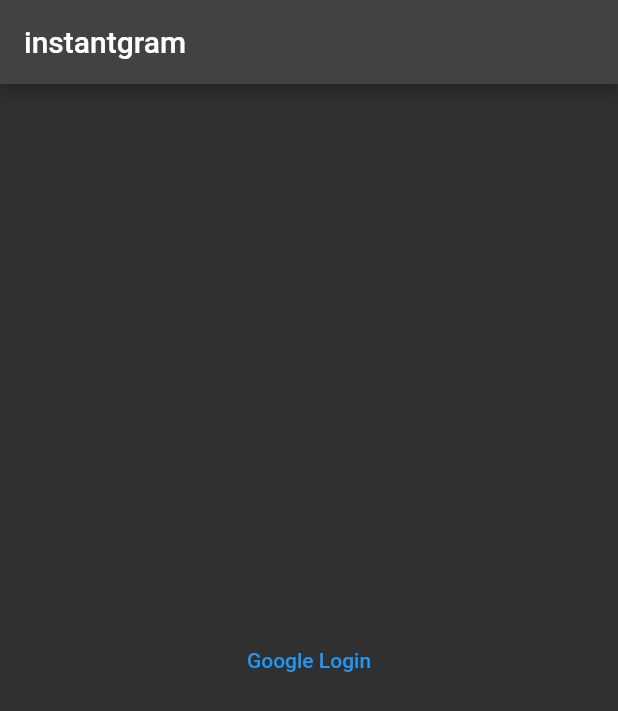
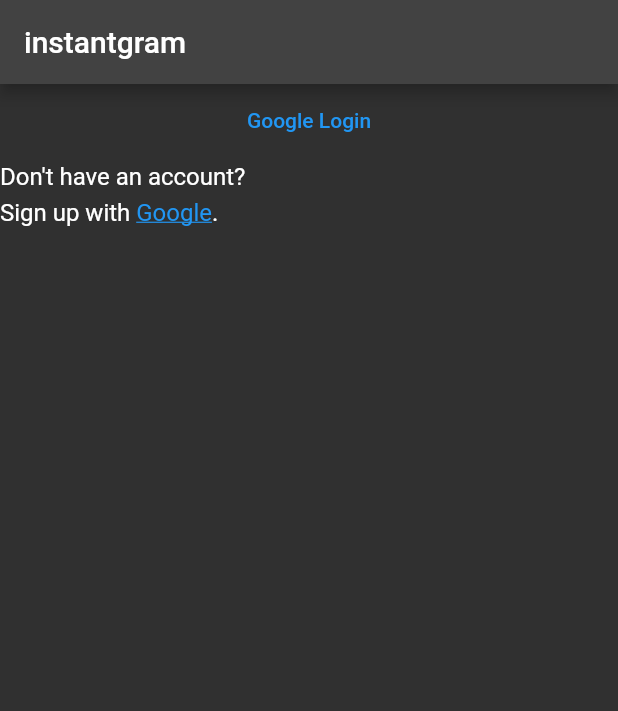
Before and after one commit to jinyongnan810/riverpod2, a Flutter app: the screen it shows after launch, on a phone screen of 412 x 824 dp. Shown: the top 711 px of the screen. Run offline on Flutter 3.47's test engine with Material 2 defaults, Android fonts, the phone set to English and light mode, and no system bars; our stand-ins replace cloud_firestore, firebase_auth, firebase_core, google_sign_in, hooks_riverpod; accounts and stored records are empty.

```diff
--- /dev/null
+++ b/instantgram/lib/components/base_text.dart
@@ -0,0 +1,26 @@
+import 'package:flutter/material.dart'
+    show Colors, TextDecoration, TextStyle, VoidCallback;
+import 'package:instantgram/components/link_text.dart';
+
+class BaseText {
+  final String text;
+  final TextStyle? style;
+
+  const BaseText({required this.text, this.style});
+  factory BaseText.plain(
+          {required String text, TextStyle? style = const TextStyle()}) =>
+      BaseText(text: text, style: style);
+  factory BaseText.link({
+    required String text,
+    TextStyle? style = const TextStyle(
+      color: Colors.blue,
+      decoration: TextDecoration.underline,
+    ),
+    required VoidCallback callback,
+  }) =>
+      LinkText(
+        text: text,
+        style: style,
+        callback: callback,
+      );
+}
--- /dev/null
+++ b/instantgram/lib/components/link_text.dart
@@ -0,0 +1,11 @@
+import 'package:flutter/foundation.dart';
+import 'package:instantgram/components/base_text.dart';
+
+class LinkText extends BaseText {
+  final VoidCallback callback;
+  const LinkText({
+    required super.text,
+    super.style,
+    required this.callback,
+  });
+}
--- /dev/null
+++ b/instantgram/lib/components/login_view_signup_links.dart
@@ -0,0 +1,27 @@
+import 'package:flutter/material.dart';
+import 'package:instantgram/components/base_text.dart';
+import 'package:instantgram/components/rich_text_widget.dart';
+import 'package:url_launcher/url_launcher_string.dart';
+
+class LoginViewSignupLinks extends StatelessWidget {
+  const LoginViewSignupLinks({super.key});
+
+  @override
+  Widget build(BuildContext context) {
+    return RichTextWidget(
+      commonStyle: Theme.of(context).textTheme.subtitle1?.copyWith(height: 1.5),
+      texts: [
+        BaseText.plain(text: "Don't have an account?\n"),
+        BaseText.plain(text: "Sign up with "),
+        BaseText.link(
+          text: "Google",
+          callback: () {
+            launchUrlString(
+                'https://accounts.google.com/signup/v2/webcreateaccount?flowName=GlifWebSignIn&flowEntry=SignUp');
+          },
+        ),
+        BaseText.plain(text: "."),
+      ],
+    );
+  }
+}
--- /dev/null
+++ b/instantgram/lib/components/rich_text_widget.dart
@@ -0,0 +1,35 @@
+import 'package:flutter/gestures.dart';
+import 'package:flutter/material.dart';
+import 'package:instantgram/components/base_text.dart';
+import 'package:instantgram/components/link_text.dart';
+
+class RichTextWidget extends StatelessWidget {
+  final Iterable<BaseText> texts;
+  final TextStyle? commonStyle;
+
+  const RichTextWidget({
+    super.key,
+    required this.texts,
+    this.commonStyle,
+  });
+
+  @override
+  Widget build(BuildContext context) {
+    return RichText(
+        text: TextSpan(
+            children: texts.map((baseText) {
+      if (baseText is LinkText) {
+        return TextSpan(
+          text: baseText.text,
+          style: commonStyle?.merge(baseText.style),
+          recognizer: TapGestureRecognizer()..onTap = baseText.callback,
+        );
+      } else {
+        return TextSpan(
+          text: baseText.text,
+          style: commonStyle?.merge(baseText.style),
+        );
+      }
+    }).toList()));
+  }
+}
--- a/instantgram/lib/main.dart
+++ b/instantgram/lib/main.dart
@@ -1,6 +1,7 @@
 import 'package:firebase_core/firebase_core.dart';
 import 'package:flutter/material.dart';
 import 'package:hooks_riverpod/hooks_riverpod.dart';
+import 'package:instantgram/components/login_view_signup_links.dart';
 import 'package:instantgram/constants/strings.dart';
 import 'package:instantgram/loading/loading_screen.dart';
 import 'package:instantgram/providers/auth_state_provider.dart';
@@ -78,7 +79,10 @@ class LoginPage extends StatelessWidget {
   Widget build(BuildContext context) {
     return Scaffold(
       appBar: AppBar(title: const Text('instantgram')),
-      body: Center(child: Consumer(
+      body: Column(
+        crossAxisAlignment: CrossAxisAlignment.start,
+        children: [
+          Center(child: Consumer(
             builder: (_, ref, child) {
               return TextButton(
                 child: const Text('Google Login'),
@@ -88,6 +92,9 @@ class LoginPage extends StatelessWidget {
               );
             },
           )),
+          const LoginViewSignupLinks(),
+        ],
+      ),
     );
   }
 }
```
Lines whose indentation alone changed are shown as unchanged.
